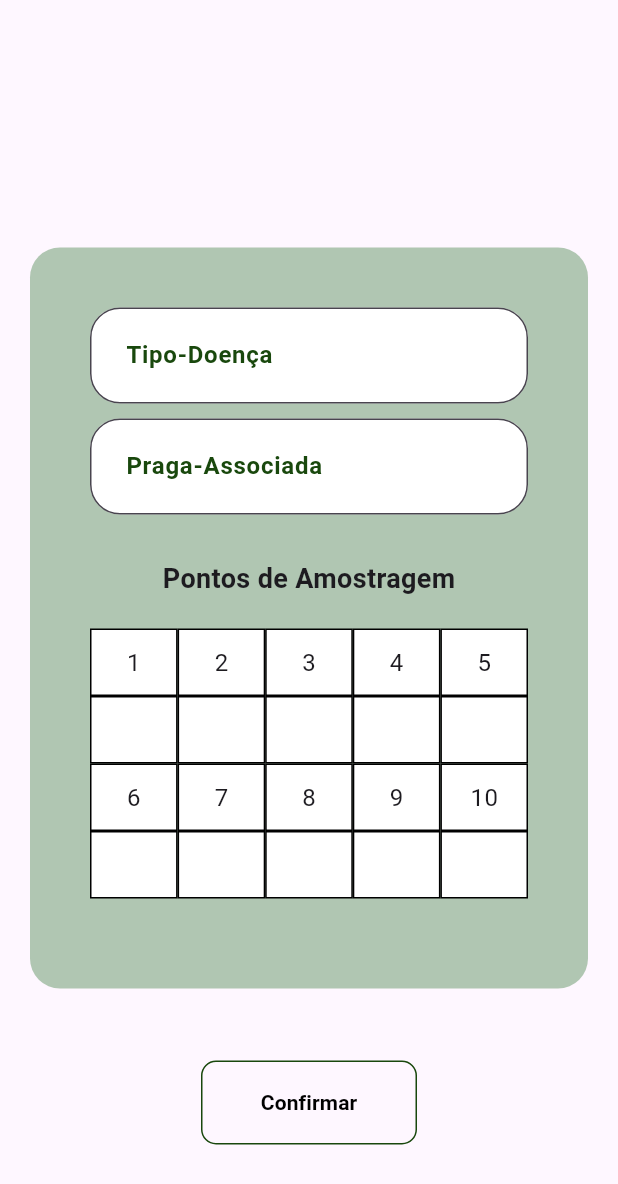
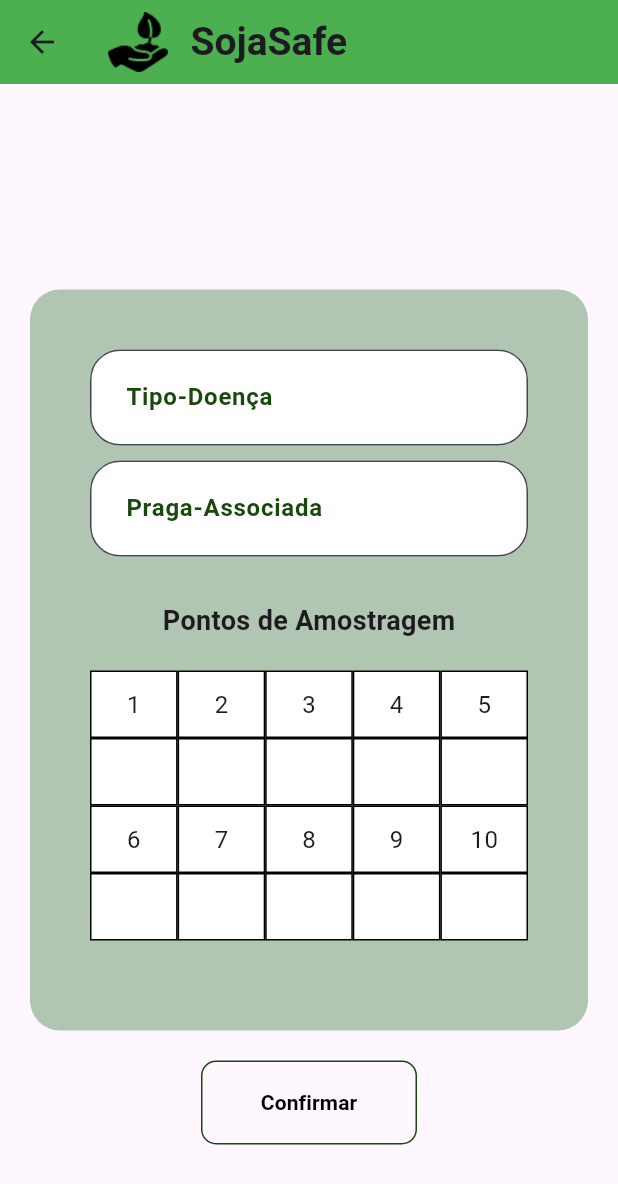
Before and after one commit to CarlosEResende/MonitoramentoSoja, a Flutter app: the registrarDoenca screen opened directly, on a phone screen of 412 x 824 dp. Shown: the top 1184 px of the screen. Run offline on Flutter 3.47's test engine with Material 3 defaults, Android fonts, the phone set to English and light mode, and no system bars; our stand-ins replace sqflite; accounts and stored records are empty.

Commit message:
Adicionando App bar

```diff
--- a/monitoramento_soja/lib/pages/RegistrarDoenca.dart
+++ b/monitoramento_soja/lib/pages/RegistrarDoenca.dart
@@ -5,7 +5,23 @@
   Widget build(BuildContext context) {
     return Scaffold(
       // Ana Carla, Colocar o AppBar!
-
+      appBar: AppBar(
+        title: Row(
+          children: [
+            Image.asset(
+              'lib/img/mao.png',
+              width: 40,
+              height: 40,
+            ),
+            SizedBox(width: 15),
+            Text(
+              'SojaSafe',
+              style: TextStyle(fontSize: 26, fontWeight: FontWeight.bold),
+            ),
+          ],
+        ),
+        backgroundColor: Colors.green,
+      ),
       resizeToAvoidBottomInset: false,
       body: Center(
         child: Padding(
--- a/monitoramento_soja/lib/pages/paginaRegistros.dart
+++ b/monitoramento_soja/lib/pages/paginaRegistros.dart
@@ -1,8 +1,4 @@
 import 'package:flutter/material.dart';
-
-void main() {
-  runApp(cadastrosSoja());
-}
 
 class cadastrosSoja extends StatelessWidget {
   @override
```
Also changed, not shown: monitoramento_soja/lib/pages/RegistrarPraga.dart (+17 -1 lines), monitoramento_soja/lib/pages/RegistrarPredador.dart (+17 -1 lines).
